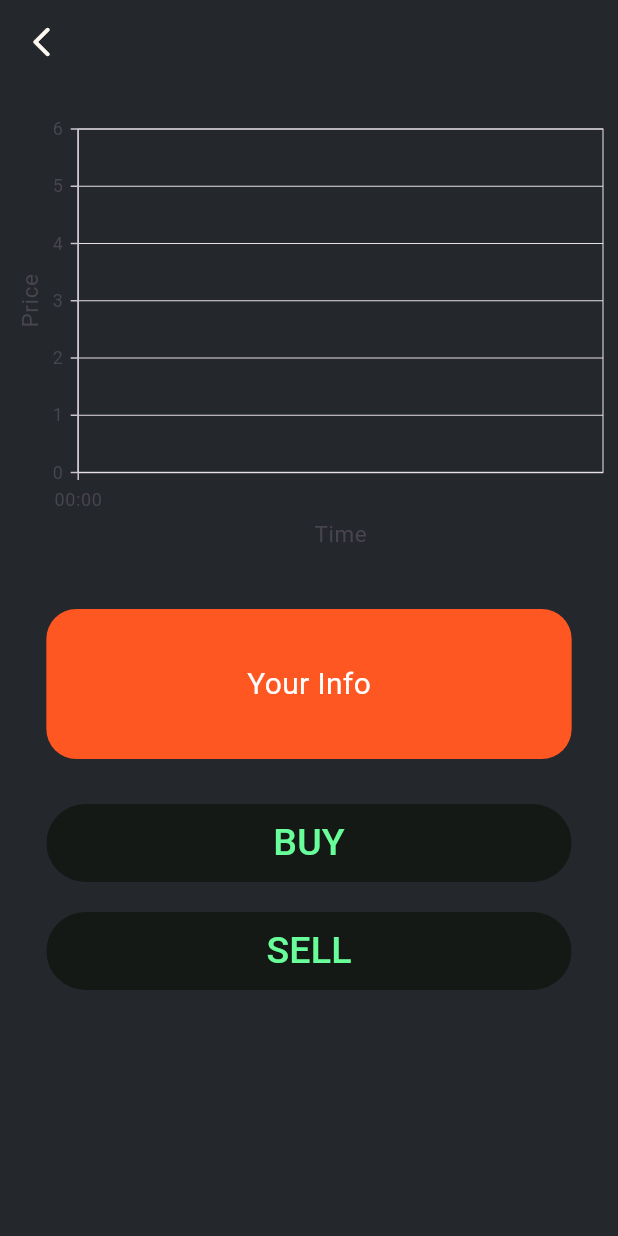
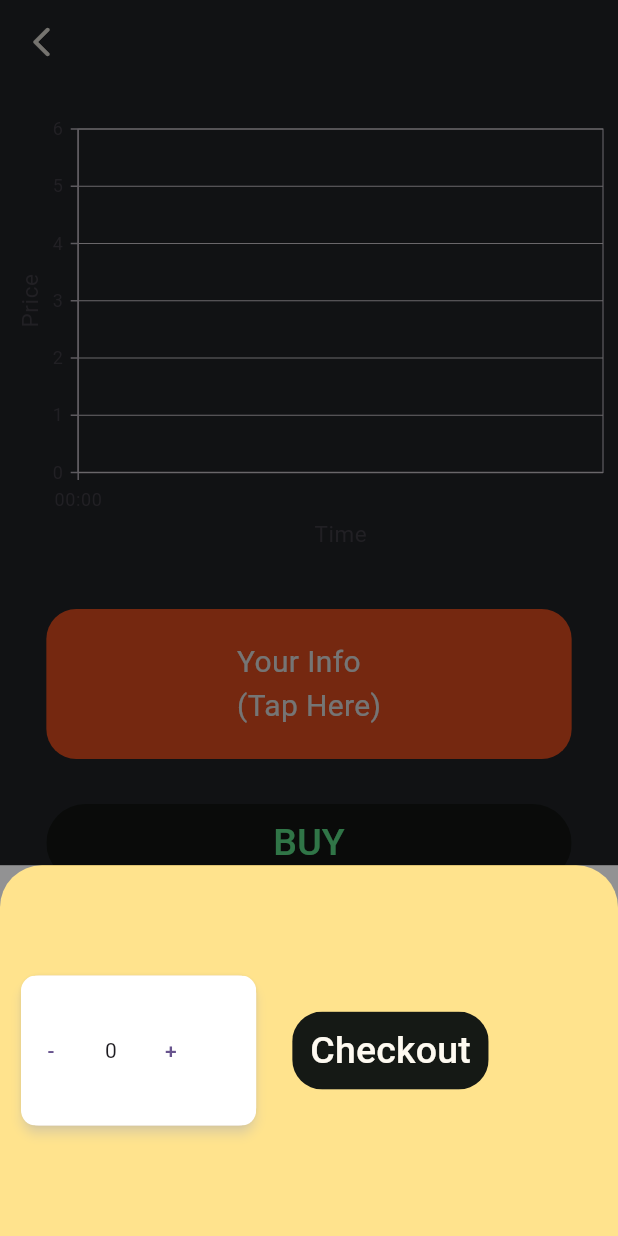
Before and after one commit to abhidhadke/fintech, a Flutter app: the StocksScreen screen opened directly with empty values, after a tap on "SELL", on a phone screen of 412 x 824 dp. Run offline on Flutter 3.47's test engine with Material 2 defaults, Android fonts, the phone set to English and light mode, and no system bars; our stand-ins replace cloud_firestore, firebase_auth, firebase_core, firebase_messaging, flutter_local_notifications, google_fonts and 3 more; missing offline and left inert: dart:ffi; accounts and stored records are empty.

```diff
--- a/lib/screens/Homepage/components/stock_card.dart
+++ b/lib/screens/Homepage/components/stock_card.dart
@@ -24,7 +24,7 @@ class StocksCard extends StatelessWidget {
       padding: const EdgeInsets.all(8.0),
       child: InkWell(
         onTap: ()async {
-          await Navigator.push(context, MaterialPageRoute(builder: (_)=>StocksScreen(stockName: stockName,)));
+          await Navigator.push(context, MaterialPageRoute(builder: (_)=>StocksScreen(stockName: stockName, stockPrice: stockPrice.ceil(),)));
         },
         child: Card(
           elevation: 4,
--- a/lib/screens/Stocks/stock_screeen.dart
+++ b/lib/screens/Stocks/stock_screeen.dart
@@ -1,6 +1,7 @@
 import 'dart:math';
 
 import 'package:cloud_firestore/cloud_firestore.dart';
+import 'package:fintech/network/model/users.dart';
 import 'package:fintech/screens/Stocks/components/RoundedButton.dart';
 import 'package:fintech/screens/Stocks/components/buyCOunter.dart';
 import 'package:flutter/material.dart';
@@ -13,8 +14,9 @@ import 'components/chartData.dart';
 
 class StocksScreen extends StatefulWidget {
   final String stockName;
+  final int stockPrice;
 
-  const StocksScreen({Key? key, required this.stockName}) : super(key: key);
+  const StocksScreen({Key? key, required this.stockName, required this.stockPrice}) : super(key: key);
 
   @override
   State<StocksScreen> createState() => _StocksScreenState();
@@ -127,7 +129,7 @@ class _StocksScreenState extends State<StocksScreen>
                               height: 100,
                               child: const Center(
                                   child: Text(
-                                'Your Info',
+                                'Your Info\n(Tap Here)',
                                 style: TextStyle(
                                     fontSize: 20, color: Colors.white),
                               ))),
@@ -176,13 +178,15 @@ class _StocksScreenState extends State<StocksScreen>
                       builder: (ctx) => StatefulBuilder(
                             builder: (context, StateSetter setState) {
                               return Container(
-                                  width: 300,
-                                  height: 250,
+                                  width: constraints.maxWidth,
+                                  height: constraints.maxHeight*0.3,
                                   color: Colors.white54,
                                   alignment: Alignment.center,
-                                  child: Column(
+                                  child: Row(
                                     children: [
-                                      CounterCard(
+                                      SizedBox(
+                                        width: constraints.maxWidth*0.4,
+                                        child: CounterCard(
                                           count: cnt,
                                           increment: () {
                                             setState(() {
@@ -196,6 +200,25 @@ class _StocksScreenState extends State<StocksScreen>
                                               });
                                             }
                                           },
+                                        ),
+                                      ),
+                                      ClipRRect(
+                                        borderRadius: BorderRadius.all(Radius.circular(20.0)),
+                                        child: Container(
+                                          //width: length.width,
+                                          color: bgPrimary,
+                                          child: TextButton(
+                                              onPressed:
+                                                  (){buyStocks(widget.stockName, cnt, widget.stockPrice);},
+                                              //buyStocks(widget.stockName, cnt, widget.stockPrice),
+                                              child: Text(
+                                                'Checkout',
+                                                style: TextStyle(
+                                                  color: secondary,
+                                                  fontSize: 25,
+                                                ),
+                                              )),
+                                        ),
                                       ),
                                     ]
                                         .map((e) => Padding(
@@ -216,7 +239,66 @@ class _StocksScreenState extends State<StocksScreen>
               ),
               RoundedButton(
                 text: 'SELL',
-                press: () {},
+                press: () {
+                  showModalBottomSheet(
+                      elevation: 10,
+                      backgroundColor: Colors.amber,
+                      context: context,
+                      builder: (ctx) => StatefulBuilder(
+                        builder: (context, StateSetter setState) {
+                          return Container(
+                              width: constraints.maxWidth,
+                              height: constraints.maxHeight*0.3,
+                              color: Colors.white54,
+                              alignment: Alignment.center,
+                              child: Row(
+                                children: [
+                                  SizedBox(
+                                    width: constraints.maxWidth*0.4,
+                                    child: CounterCard(
+                                      count: cnt,
+                                      increment: () {
+                                        setState(() {
+                                          cnt++;
+                                        });
+                                      },
+                                      decrement: () {
+                                        if (cnt > 0) {
+                                          setState(() {
+                                            cnt--;
+                                          });
+                                        }
+                                      },
+                                    ),
+                                  ),
+                                  ClipRRect(
+                                    borderRadius: BorderRadius.all(Radius.circular(20.0)),
+                                    child: Container(
+                                      //width: length.width,
+                                      color: bgPrimary,
+                                      child: TextButton(
+                                          onPressed:
+                                              (){sellStocks(widget.stockName, cnt, widget.stockPrice);},
+                                          //buyStocks(widget.stockName, cnt, widget.stockPrice),
+                                          child: Text(
+                                            'Checkout',
+                                            style: TextStyle(
+                                              color: secondary,
+                                              fontSize: 25,
+                                            ),
+                                          )),
+                                    ),
+                                  ),
+                                ]
+                                    .map((e) => Padding(
+                                  padding: EdgeInsets.all(10.0),
+                                  child: e,
+                                ))
+                                    .toList(),
+                              ));
+                        },
+                      ));
+                },
                 color: bgPrimary,
                 textColor: btnColor,
                 length: 0.85,
```
Also changed, not shown: lib/network/model/users.dart (+6 -2 lines), lib/screens/Homepage/hompage.dart (+16 -2 lines), lib/screens/PortFolio/components/appBar.dart (added, +22 -0 lines), lib/screens/PortFolio/portfolio.dart (added, +38 -0 lines). Lines whose indentation alone changed are shown as unchanged.
